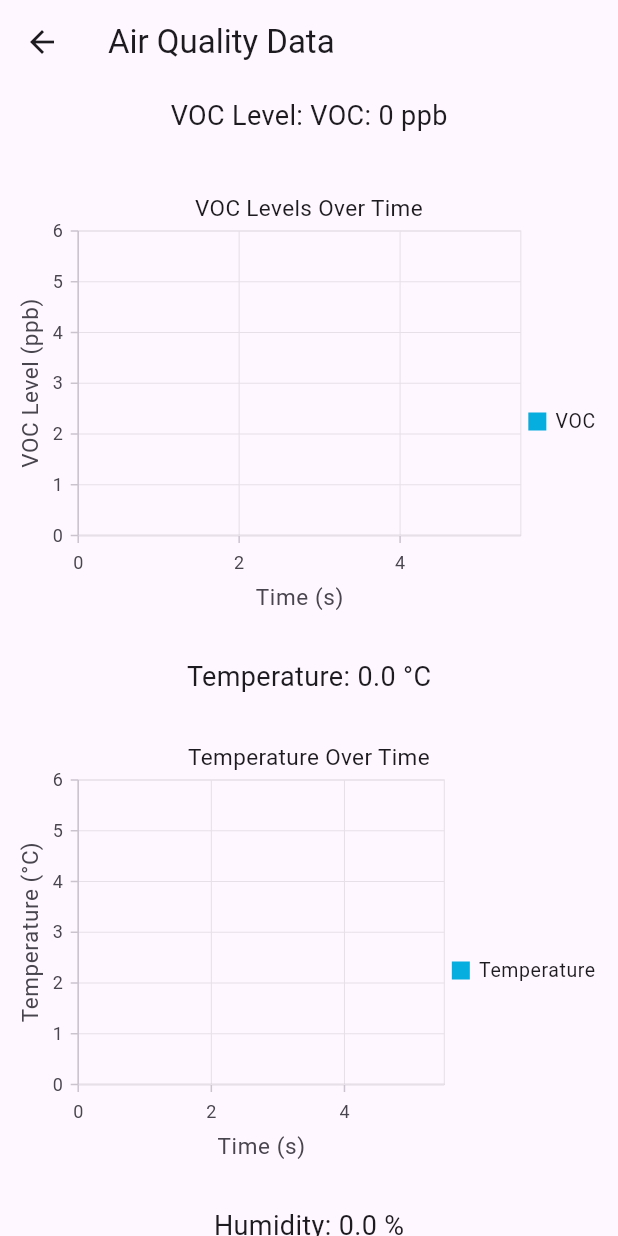
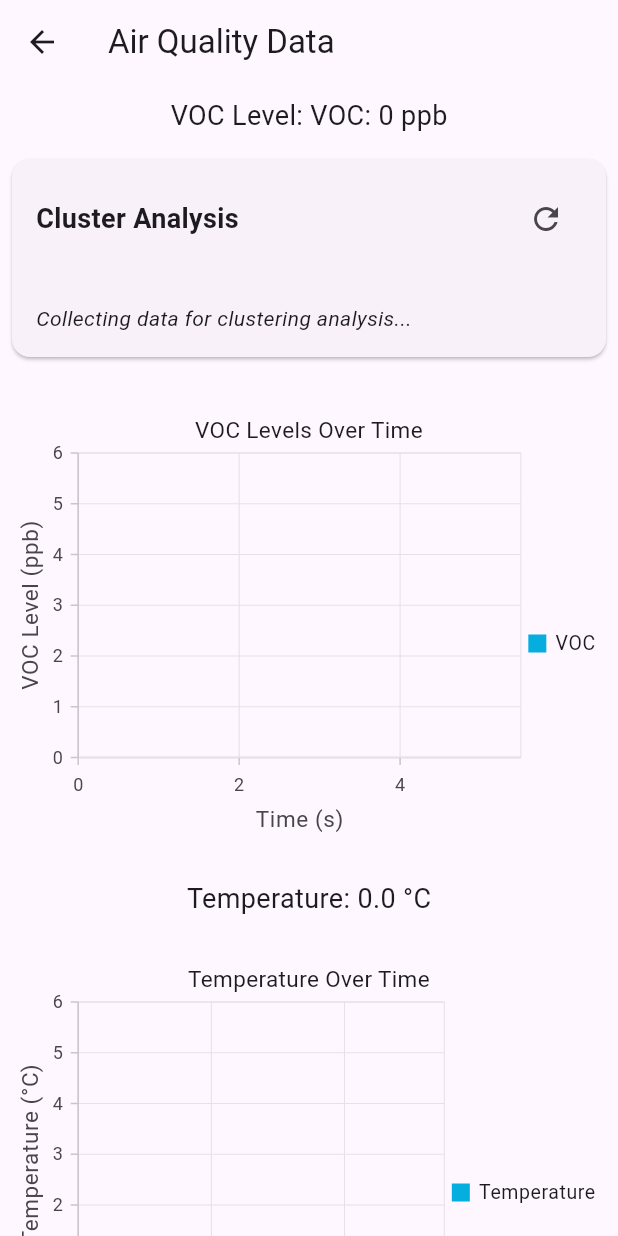
Before and after one commit to cpokala/flutter_bluetooth, a Flutter app: the DeviceDataScreen screen opened directly with empty values, on a phone screen of 412 x 824 dp. Run offline on Flutter 3.47's test engine with Material 3 defaults, Android fonts, the phone set to English and light mode, and no system bars; our stand-ins replace flutter_blue, get, logger, permission_handler, syncfusion_flutter_charts; generated files the repository leaves out were written again.

Commit message:
Made two clusters using DBSCAN

```diff
--- a/lib/device_data_screen.dart
+++ b/lib/device_data_screen.dart
@@ -1,7 +1,7 @@
 import 'package:flutter/material.dart';
 import 'package:get/get.dart';
 import 'package:syncfusion_flutter_charts/charts.dart';
-import 'ble_controller.dart'; // Import your BLE controller
+import 'ble_controller.dart';
 
 class DeviceDataScreen extends StatefulWidget {
   final BleController controller;
@@ -19,7 +19,6 @@ class DeviceDataScreenState extends State<DeviceDataScreen> {
 
   @override
   void initState() {
-    // Initialize ZoomPanBehavior with pinch zoom enabled for each chart
     _zoomPanBehaviorVOC = ZoomPanBehavior(
       enablePinching: true,
       enablePanning: true,
@@ -41,6 +40,35 @@ class DeviceDataScreenState extends State<DeviceDataScreen> {
     super.initState();
   }
 
+  Widget _buildClusterCard(int clusterId, List<EnvironmentalDataPoint> points) {
+    double avgVoc = points.isEmpty ? 0 : points.map((p) => p.voc).reduce((a, b) => a + b) / points.length;
+    double avgTemp = points.isEmpty ? 0 : points.map((p) => p.temperature).reduce((a, b) => a + b) / points.length;
+    double avgHumidity = points.isEmpty ? 0 : points.map((p) => p.humidity).reduce((a, b) => a + b) / points.length;
+    double avgPressure = points.isEmpty ? 0 : points.map((p) => p.pressure).reduce((a, b) => a + b) / points.length;
+
+    return Card(
+      margin: const EdgeInsets.symmetric(vertical: 4),
+      child: ExpansionTile(
+        title: Text('Cluster $clusterId'),
+        subtitle: Text('${points.length} points'),
+        children: [
+          Padding(
+            padding: const EdgeInsets.all(16.0),
+            child: Column(
+              crossAxisAlignment: CrossAxisAlignment.start,
+              children: [
+                Text('Average VOC: ${avgVoc.toStringAsFixed(2)} ppb'),
+                Text('Average Temperature: ${avgTemp.toStringAsFixed(2)} °C'),
+                Text('Average Humidity: ${avgHumidity.toStringAsFixed(2)} %'),
+                Text('Average Pressure: ${avgPressure.toStringAsFixed(2)} hPa'),
+              ],
+            ),
+          ),
+        ],
+      ),
+    );
+  }
+
   @override
   Widget build(BuildContext context) {
     return Scaffold(
@@ -59,9 +87,55 @@ class DeviceDataScreenState extends State<DeviceDataScreen> {
                     style: const TextStyle(fontSize: 18)),
               );
             }),
+
+            // Cluster Analysis Section
+            Card(
+              margin: const EdgeInsets.all(8.0),
+              child: Column(
+                crossAxisAlignment: CrossAxisAlignment.start,
+                children: [
+                  Padding(
+                    padding: const EdgeInsets.all(16.0),
+                    child: Row(
+                      mainAxisAlignment: MainAxisAlignment.spaceBetween,
+                      children: [
+                        const Text(
+                          'Cluster Analysis',
+                          style: TextStyle(
+                            fontSize: 18,
+                            fontWeight: FontWeight.bold,
+                          ),
+                        ),
+                        IconButton(
+                          icon: const Icon(Icons.refresh),
+                          onPressed: () => widget.controller.runDBSCANAnalysis(),
+                        ),
+                      ],
+                    ),
+                  ),
+                  Obx(() {
+                    if (widget.controller.clusterResults.isEmpty) {
+                      return const Padding(
+                        padding: EdgeInsets.all(16.0),
+                        child: Text(
+                          'Collecting data for clustering analysis...',
+                          style: TextStyle(fontStyle: FontStyle.italic),
+                        ),
+                      );
+                    }
+                    return Column(
+                      children: widget.controller.clusterResults.entries
+                          .map((entry) => _buildClusterCard(entry.key, entry.value))
+                          .toList(),
+                    );
+                  }),
+                ],
+              ),
+            ),
+
             const SizedBox(height: 20),
 
-            // VOC Line Chart with Syncfusion and pinch zoom enabled
+            // VOC Line Chart
             Obx(() {
               return SizedBox(
                 height: 300,
@@ -78,14 +152,13 @@ class DeviceDataScreenState extends State<DeviceDataScreen> {
                       xValueMapper: (double voc, int index) => index.toDouble(),
                       yValueMapper: (double voc, int index) => voc,
                       name: 'VOC',
-                      dataLabelSettings:
-                      const DataLabelSettings(isVisible: true),
+                      dataLabelSettings: const DataLabelSettings(isVisible: true),
                     ),
                   ],
                   title: const ChartTitle(text: 'VOC Levels Over Time'),
                   legend: const Legend(isVisible: true),
                   tooltipBehavior: TooltipBehavior(enable: true),
-                  zoomPanBehavior: _zoomPanBehaviorVOC, // Enable pinch zoom and panning
+                  zoomPanBehavior: _zoomPanBehaviorVOC,
                 ),
               );
             }),
@@ -99,7 +172,7 @@ class DeviceDataScreenState extends State<DeviceDataScreen> {
             }),
             const SizedBox(height: 20),
 
-            // Temperature Line Chart with Syncfusion and pinch zoom enabled
+            // Temperature Chart
             Obx(() {
               return SizedBox(
                 height: 300,
@@ -116,14 +189,13 @@ class DeviceDataScreenState extends State<DeviceDataScreen> {
                       xValueMapper: (double temp, int index) => index.toDouble(),
                       yValueMapper: (double temp, int index) => temp,
                       name: 'Temperature',
-                      dataLabelSettings:
-                      const DataLabelSettings(isVisible: true),
+                      dataLabelSettings: const DataLabelSettings(isVisible: true),
                     ),
                   ],
                   title: const ChartTitle(text: 'Temperature Over Time'),
                   legend: const Legend(isVisible: true),
                   tooltipBehavior: TooltipBehavior(enable: true),
-                  zoomPanBehavior: _zoomPanBehaviorTemp, // Enable pinch zoom and panning
+                  zoomPanBehavior: _zoomPanBehaviorTemp,
                 ),
               );
             }),
@@ -137,7 +209,7 @@ class DeviceDataScreenState extends State<DeviceDataScreen> {
             }),
             const SizedBox(height: 20),
 
-            // Humidity Line Chart with Syncfusion and pinch zoom enabled
+            // Humidity Chart
             Obx(() {
               return SizedBox(
                 height: 300,
@@ -151,18 +223,16 @@ class DeviceDataScreenState extends State<DeviceDataScreen> {
                   series: <LineSeries<double, double>>[
                     LineSeries<double, double>(
                       dataSource: widget.controller.humidityData.toList(),
-                      xValueMapper: (double humidity, int index) =>
-                          index.toDouble(),
+                      xValueMapper: (double humidity, int index) => index.toDouble(),
                       yValueMapper: (double humidity, int index) => humidity,
                       name: 'Humidity',
-                      dataLabelSettings:
-                      const DataLabelSettings(isVisible: true),
+                      dataLabelSettings: const DataLabelSettings(isVisible: true),
                     ),
                   ],
                   title: const ChartTitle(text: 'Humidity Over Time'),
                   legend: const Legend(isVisible: true),
                   tooltipBehavior: TooltipBehavior(enable: true),
-                  zoomPanBehavior: _zoomPanBehaviorHumidity, // Enable pinch zoom and panning
+                  zoomPanBehavior: _zoomPanBehaviorHumidity,
                 ),
               );
             }),
```
Also changed, not shown: lib/ble_controller.dart (+176 -21 lines), lib/main.dart (+10 -11 lines), pubspec.yaml (+11 -15 lines), pubspec.lock.
